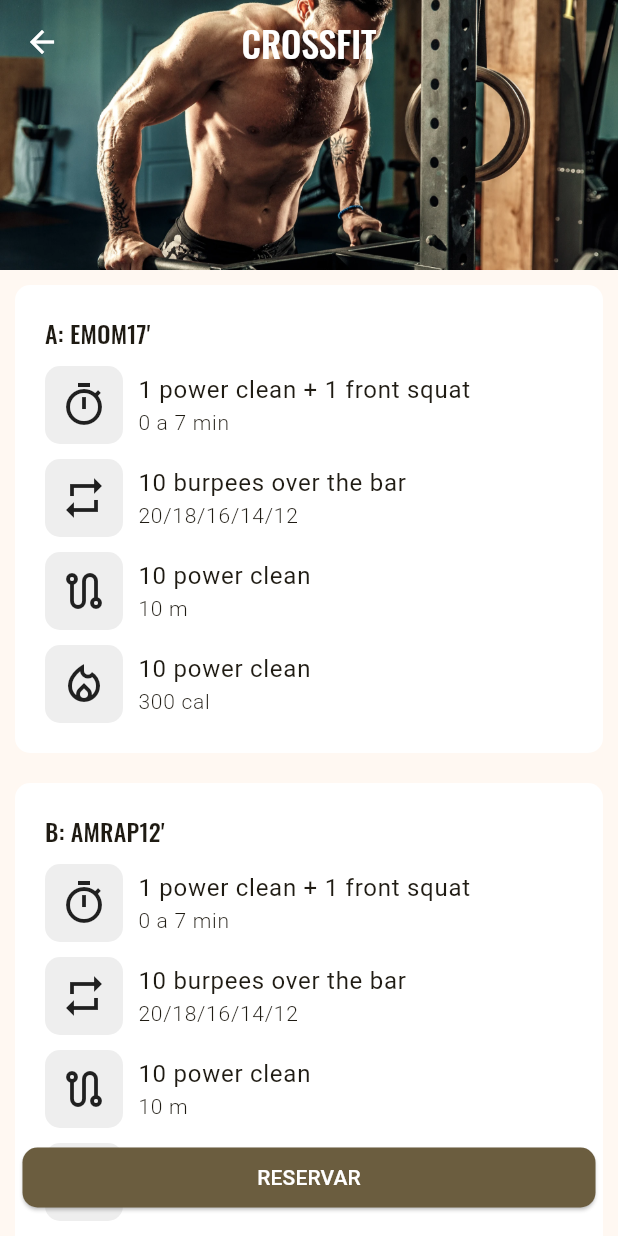
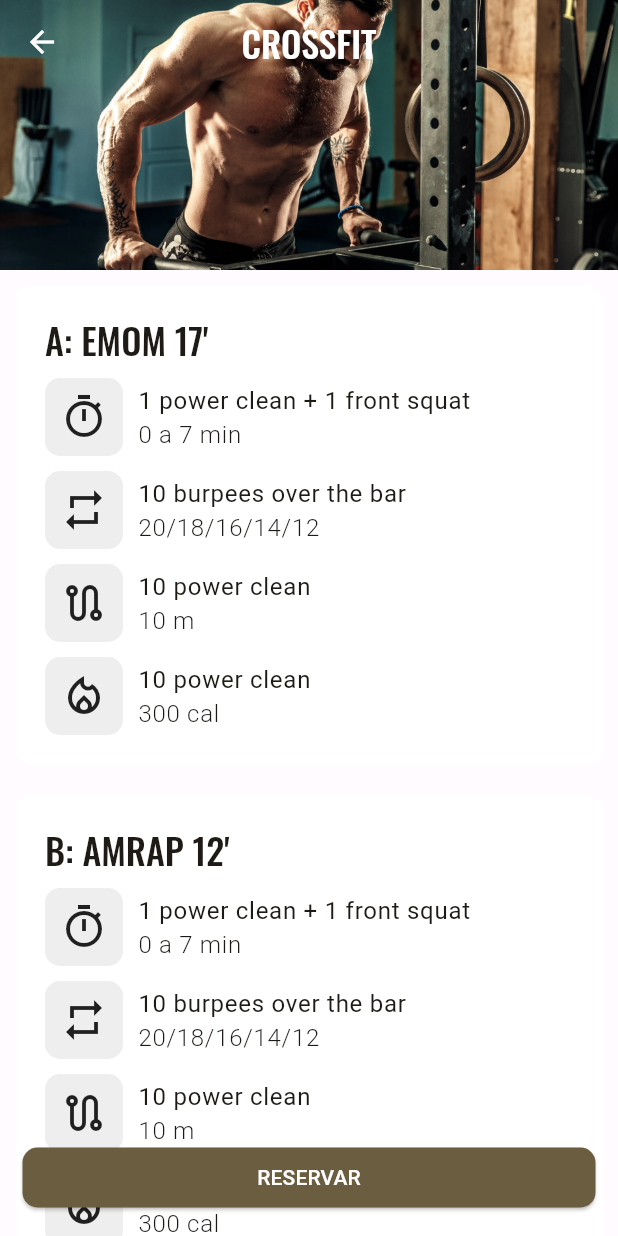
Before and after one commit to pabloreina97/crossfit_test, a Flutter app: the screen it shows after launch, after a tap on "CROSSFIT", on a phone screen of 412 x 824 dp. Run offline on Flutter 3.47's test engine with Material 3 defaults, Android fonts, the phone set to English and light mode, and no system bars; our stand-ins replace google_fonts, table_calendar; network calls fail.

Commit message:
Modificar estilos, perfil y completo widget

```diff
--- a/lib/app_theme.dart
+++ /dev/null
@@ -1,75 +0,0 @@
-import 'package:flutter/material.dart';
-import 'package:google_fonts/google_fonts.dart';
-
-const Color _customColor = Color(0xFF49149F);
-
-const List<Color> _colorThemes = [
-  _customColor,
-  Colors.amber,
-  Colors.red,
-  Colors.teal,
-  Colors.green,
-  Colors.amber,
-  Colors.pink,
-];
-
-class AppTheme {
-  final int selectedColor;
-  AppTheme({required this.selectedColor})
-      : assert(selectedColor >= 0 && selectedColor <= _colorThemes.length,
-            'El color debe estar entre 0 y ${_colorThemes.length}');
-
-  ThemeData theme() {
-    return ThemeData(
-      useMaterial3: true,
-      colorSchemeSeed: _colorThemes[selectedColor],
-      brightness: Brightness.light,
-      textTheme: TextTheme(
-        displayLarge: GoogleFonts.oswald(fontWeight: FontWeight.w500),
-        displayMedium: GoogleFonts.oswald(fontWeight: FontWeight.w500),
-        displaySmall: GoogleFonts.oswald(fontWeight: FontWeight.w500, fontSize: 24),
-        titleLarge: GoogleFonts.oswald(fontWeight: FontWeight.w500, fontSize: 24), // Appbar title
-        titleMedium: GoogleFonts.oswald(fontWeight: FontWeight.w500), // Card header
-        titleSmall: GoogleFonts.oswald(fontWeight: FontWeight.w500),
-        headlineLarge: GoogleFonts.roboto(),
-        headlineMedium: GoogleFonts.roboto(),
-        headlineSmall: GoogleFonts.roboto(),
-        bodyLarge: GoogleFonts.roboto(),
-        bodyMedium: GoogleFonts.roboto(), // Card subheader
-        bodySmall: GoogleFonts.roboto(),
-        labelLarge: GoogleFonts.roboto(), // Expanded button label
-        labelMedium: GoogleFonts.roboto(fontWeight: FontWeight.w300, fontSize: 14),
-        labelSmall: GoogleFonts.roboto(),
-        // Define más estilos de texto según tus necesidades
-      ),
-    );
-  }
-}
-
-class TextStyles {
-  static const TextStyle displayLarge = TextStyle(
-    fontSize: 24,
-    fontWeight: FontWeight.bold,
-    fontFamily: 'oswald', // Cambia 'Roboto' por la fuente que desees
-  );
-
-  static const TextStyle displayMedium = TextStyle(
-    fontSize: 20,
-    fontWeight: FontWeight.bold,
-    fontFamily: 'Roboto',
-  );
-  static const TextStyle displaySmall = TextStyle(fontSize: 20, fontWeight: FontWeight.normal, fontFamily: 'Roboto');
-  static const TextStyle headlineLarge = TextStyle(fontSize: 20, fontWeight: FontWeight.normal, fontFamily: 'Roboto');
-  static const TextStyle headlineMedium = TextStyle(fontSize: 20, fontWeight: FontWeight.normal, fontFamily: 'Roboto');
-  static const TextStyle headlineSmall = TextStyle(fontSize: 20, fontWeight: FontWeight.normal, fontFamily: 'Roboto');
-  static const TextStyle titleLarge = TextStyle(fontSize: 20, fontWeight: FontWeight.normal, fontFamily: 'Roboto');
-  static const TextStyle titleMedium = TextStyle(fontSize: 20, fontWeight: FontWeight.normal, fontFamily: 'Roboto');
-  static const TextStyle titleSmall = TextStyle(fontSize: 20, fontWeight: FontWeight.normal, fontFamily: 'Roboto');
-  static const TextStyle bodyLarge = TextStyle(fontSize: 20, fontWeight: FontWeight.normal, fontFamily: 'Roboto');
-  static const TextStyle bodyMedium = TextStyle(fontSize: 20, fontWeight: FontWeight.normal, fontFamily: 'Roboto');
-  static const TextStyle bodySmall = TextStyle(fontSize: 20, fontWeight: FontWeight.normal, fontFamily: 'Roboto');
-  static const TextStyle labelLarge = TextStyle(fontSize: 20, fontWeight: FontWeight.normal, fontFamily: 'Roboto');
-  static const TextStyle labelMedium = TextStyle(fontSize: 20, fontWeight: FontWeight.normal, fontFamily: 'Roboto');
-  static const TextStyle labelSmall = TextStyle(fontSize: 20, fontWeight: FontWeight.normal, fontFamily: 'Roboto');
-  // Define más estilos de texto según tus necesidades
-}
--- a/lib/clase_detail_screen.dart
+++ b/lib/clase_detail_screen.dart
@@ -64,10 +64,10 @@
               SliverList(
                 delegate: SliverChildListDelegate(
                   [
-                    const Bloque(letra: 'A', title: 'Emom17\''),
-                    const Bloque(letra: 'B', title: 'Amrap12\''),
+                    const Bloque(letra: 'A', title: 'Emom 17\''),
+                    const Bloque(letra: 'B', title: 'Amrap 12\''),
                     const Bloque(letra: 'C', title: 'For Time'),
-                    const Bloque(letra: 'D', title: 'Amrap12\''),
+                    const Bloque(letra: 'D', title: 'Amrap 12\''),
                     const SizedBox(height: 70),
                   ],
                 ),
@@ -130,7 +130,7 @@
           children: [
             Text(
               "$letra: $title".toUpperCase(),
-              style: textTheme.titleMedium,
+              style: textTheme.headlineSmall,
             ),
             const SizedBox(height: 10),
             const Ejercicio(
--- a/lib/home_screen.dart
+++ b/lib/home_screen.dart
@@ -1,6 +1,7 @@
 import 'package:crossfit_test/benchmarks_screen.dart';
 import 'package:crossfit_test/profile_screen.dart';
 import 'package:crossfit_test/reservas_screen.dart';
+import 'package:crossfit_test/tienda_screen.dart';
 import 'package:flutter/material.dart';
 
 class HomeScreen extends StatefulWidget {
@@ -12,10 +13,23 @@
 
 class _HomeScreenState extends State<HomeScreen> {
   int currentPageIndex = 0;
-  List<Widget> screens = <Widget>[const ReservasScreen(), const BenchmarksScreen(), const ProfileScreen()];
+  List<Widget> screens = <Widget>[const ReservasScreen(), const BenchmarksScreen(), const TiendaScreen()];
   @override
   Widget build(BuildContext context) {
     return Scaffold(
+      appBar: AppBar(
+        // TODO: Cambiar icono drawer
+        // leading: IconButton(
+        //   icon: Icon(Icons.account_circle),
+        //   onPressed: () => Scaffold.of(context).openDrawer(),
+        // ),
+        title: Image.asset(
+          'assets/images/puro_crossfit_logo.png',
+          height: 50,
+        ),
+        centerTitle: true,
+      ),
+      drawer: Container(width: double.infinity, child: Drawer(child: ProfileScreen())),
       bottomNavigationBar: NavigationBar(
         onDestinationSelected: (int index) {
           setState(() {
@@ -37,9 +51,9 @@
           NavigationDestination(
             icon: Badge(
               label: Text('2'),
-              child: Icon(Icons.verified_user),
+              child: Icon(Icons.shopping_bag),
             ),
-            label: 'Perfil',
+            label: 'Tienda',
           ),
         ],
       ),
--- a/lib/main.dart
+++ b/lib/main.dart
@@ -1,5 +1,5 @@
 import 'package:crossfit_test/ajustes_screen.dart';
-import 'package:crossfit_test/app_theme.dart';
+import 'package:crossfit_test/theme/app_theme.dart';
 import 'package:crossfit_test/benchmarks_screen.dart';
 import 'package:crossfit_test/clase_detail_screen.dart';
 import 'package:crossfit_test/home_screen.dart';
@@ -19,7 +19,7 @@
   Widget build(BuildContext context) {
     return MaterialApp(
         title: 'Puro Crossfit',
-        theme: AppTheme(selectedColor: 1).theme(),
+        theme: AppTheme().theme(),
         debugShowCheckedModeBanner: false,
         home: const HomeScreen(),
         routes: {
--- a/lib/profile_screen.dart
+++ b/lib/profile_screen.dart
@@ -44,7 +44,7 @@
               child: Column(
                 crossAxisAlignment: CrossAxisAlignment.start,
                 children: [
-                  Text('Historial de entrenamiento', style: textThemes.titleMedium),
+                  Text('Historial de entrenamiento', style: textThemes.headlineSmall),
                   const SizedBox(height: 10),
                   ListView(
                     shrinkWrap: true,
--- a/lib/reservas_screen.dart
+++ b/lib/reservas_screen.dart
@@ -1,4 +1,4 @@
-import 'package:crossfit_test/app_theme.dart';
+import 'package:crossfit_test/theme/app_theme.dart';
 import 'package:crossfit_test/profile_screen.dart';
 import 'package:flutter/material.dart';
 import 'package:table_calendar/table_calendar.dart';
@@ -17,14 +17,6 @@
     DateTime _focusedDay = DateTime.now();
     DateTime? _selectedDay;
     return Scaffold(
-      appBar: AppBar(
-        title: Image.asset(
-          'assets/images/puro_crossfit_logo.png',
-          height: 50,
-        ),
-        centerTitle: true,
-      ),
-      // ? drawer: Container(width: double.infinity, child: Drawer(child: ProfileScreen())),
       body: SingleChildScrollView(
         // TODO: Hacer scrollable solo el ListView, y que permanezca el TableCalendar arriba
         child: Column(
@@ -63,14 +55,6 @@
                 _ClaseCard(title: 'CROSSFIT', hora: '12:00 - 13:00', inscritos: 5, plazas: 12),
                 _ClaseCard(title: 'CROSSFIT', hora: '12:00 - 13:00', inscritos: 5, plazas: 12),
                 _ClaseCard(title: 'CROSSFIT', hora: '12:00 - 13:00', inscritos: 5, plazas: 12),
-
-                Padding(
-                  padding: const EdgeInsets.all(8.0),
-                  child: Image.asset('assets/card.png'),
-                ),
-                // _ActividadCard(title: 'CrossFit', hora: '16:30 - 17:30'),
-                // _Actividad(title: 'Open', hora: '17:30 - 18:30'),
-                // _Actividad(title: 'Hyrox', hora: '17:30 - 18:30'),
               ],
             ),
           ],
@@ -79,118 +63,6 @@
     );
   }
 }
-
-// class _Actividad extends StatelessWidget {
-//   const _Actividad({
-//     required this.title,
-//     required this.hora,
-//   });
-
-//   final String title;
-//   final String hora;
-
-//   @override
-//   Widget build(BuildContext context) {
-//     return Padding(
-//       padding: const EdgeInsets.all(15.0),
-//       child: Container(
-//         decoration: BoxDecoration(
-//           borderRadius: BorderRadius.circular(3),
-//           border: Border.all(
-//             color: Colors.black12,
-//             width: 0.5,
-//           ),
-//         ),
-//         child: ListView(
-//           shrinkWrap: true,
-//           children: [
-//             Expanded(
-//               flex: 1,
-//               child: Flex(
-//                 direction: Axis.vertical,
-//                 children: [
-//                   Container(
-//                     color: Colors.red,
-//                     child: const Image(
-//                       image: AssetImage('assets/images/muestra.png'),
-//                       fit: BoxFit.cover,
-//                     ),
-//                   ),
-//                 ],
-//               ),
-//             ),
-//             const SizedBox(width: 10),
-//             Expanded(
-//               flex: 5,
-//               child: Padding(
-//                 padding: const EdgeInsets.all(10.0),
-//                 child: Column(
-//                   crossAxisAlignment: CrossAxisAlignment.start,
-//                   children: [
-//                     Text(
-//                       title,
-//                       style: const TextStyle(
-//                         fontSize: 40,
-//                       ),
-//                     ),
-//                     Text(
-//                       hora,
-//                       style: AppTheme(selectedColor: 1).inter.copyWith(
-//                             fontSize: 15,
-//                           ),
-//                     ),
-//                     const SizedBox(height: 30),
-//                     Row(
-//                       children: [
-//                         const Expanded(child: SizedBox()),
-//                         ElevatedButton(
-//                           onPressed: () {},
-//                           style: ElevatedButton.styleFrom(
-//                             backgroundColor: const Color(0xFFFAF0D4),
-//                             elevation: 0,
-//                             shape: RoundedRectangleBorder(
-//                               borderRadius: BorderRadius.circular(5),
-//                             ),
-//                             tapTargetSize: MaterialTapTargetSize.shrinkWrap,
-//                           ),
-//                           child: const Text(
-//                             'Detalles',
-//                             style: TextStyle(
-//                               fontSize: 22,
-//                             ),
-//                           ),
-//                         ),
-//                         const SizedBox(width: 15),
-//                         ElevatedButton(
-//                           onPressed: () {},
-//                           style: ElevatedButton.styleFrom(
-//                             backgroundColor: Colors.amber,
-//                             foregroundColor: Colors.white,
-//                             elevation: 0,
-//                             shape: RoundedRectangleBorder(
-//                               borderRadius: BorderRadius.circular(5),
-//                             ),
-//                             tapTargetSize: MaterialTapTargetSize.shrinkWrap,
-//                           ),
-//                           child: const Text(
-//                             'Reservar',
-//                             style: TextStyle(
-//                               fontSize: 22,
-//                             ),
-//                           ),
-//                         ),
-//                       ],
-//                     ),
-//                   ],
-//                 ),
-//               ),
-//             ),
-//           ],
-//         ),
-//       ),
-//     );
-//   }
-// }
 
 class _ClaseCard extends StatefulWidget {
   const _ClaseCard({
@@ -210,17 +82,19 @@
 }
 
 class _ClaseCardState extends State<_ClaseCard> {
-  bool inscrito = true;
+  bool inscrito = false;
   @override
   Widget build(BuildContext context) {
-    final colors = Theme.of(context).colorScheme;
-    final textTheme = Theme.of(context).textTheme;
+    final ColorScheme colors = Theme.of(context).colorScheme;
+    final TextTheme textTheme = Theme.of(context).textTheme;
     const double cardRadius = 12;
+
     return GestureDetector(
       onTap: () => Navigator.of(context).pushNamed('/clase_detail'),
       child: SizedBox(
-        height: 80,
+        height: 100,
         child: Card(
+          color: colors.surface,
           elevation: 0,
           shape: RoundedRectangleBorder(
             borderRadius: BorderRadius.circular(cardRadius),
@@ -244,7 +118,6 @@
                 child: Padding(
                   padding: const EdgeInsets.all(8.0),
                   child: Row(
-                    crossAxisAlignment: CrossAxisAlignment.center,
                     children: [
                       // Container(
                       //   width: 40,
@@ -257,14 +130,18 @@
                         mainAxisAlignment: MainAxisAlignment.center,
                         crossAxisAlignment: CrossAxisAlignment.start,
                         children: [
-                          Text(widget.title, style: textTheme.displaySmall),
+                          Text(widget.title, style: textTheme.headlineMedium),
+                          const SizedBox(
+                            height: 4,
+                          ),
                           Text(widget.hora, style: textTheme.labelMedium),
                         ],
                       ),
                       Spacer(),
                       if (inscrito)
-                        const Icon(
+                        Icon(
                           Icons.check_circle,
+                          color: colors.primary,
                         )
                       else
                         Completo(),
@@ -285,111 +162,88 @@
 
   @override
   Widget build(BuildContext context) {
-    return const Column(
-      children: [
-        Row(
-          children: [
-            Icon(
-              Icons.circle,
-              color: Colors.amber,
-              size: 10,
+    return Row(children: [
+      Container(
+        height: 20,
+        width: 2,
+        decoration:
+            BoxDecoration(borderRadius: BorderRadius.circular(100), color: Theme.of(context).colorScheme.secondary),
       ),
-            SizedBox(width: 5),
-            Icon(
-              Icons.circle,
-              color: Colors.amber,
-              size: 10,
+      SizedBox(
+        width: 2,
       ),
-            SizedBox(width: 5),
-            Icon(
-              Icons.circle,
-              color: Colors.amber,
-              size: 10,
+      Container(
+        height: 20,
+        width: 2,
+        decoration:
+            BoxDecoration(borderRadius: BorderRadius.circular(100), color: Theme.of(context).colorScheme.secondary),
       ),
-            SizedBox(width: 5),
-            Icon(
-              Icons.circle,
-              color: Colors.amber,
-              size: 10,
+      SizedBox(
+        width: 2,
       ),
-            SizedBox(width: 5),
-            Icon(
-              Icons.circle,
-              color: Colors.amber,
-              size: 10,
+      Container(
+        height: 20,
+        width: 2,
+        decoration:
+            BoxDecoration(borderRadius: BorderRadius.circular(100), color: Theme.of(context).colorScheme.secondary),
       ),
-          ],
+      SizedBox(
+        width: 2,
       ),
-        SizedBox(height: 5),
-        Row(
-          children: [
-            Icon(
-              Icons.circle,
-              color: Colors.amber,
-              size: 10,
+      Container(
+        height: 20,
+        width: 2,
+        decoration:
+            BoxDecoration(borderRadius: BorderRadius.circular(100), color: Theme.of(context).colorScheme.secondary),
       ),
-            SizedBox(width: 5),
-            Icon(
-              Icons.circle,
-              color: Colors.amber,
-              size: 10,
+      SizedBox(
+        width: 2,
       ),
-            SizedBox(width: 5),
-            Icon(
-              Icons.circle,
-              color: Color(0xFFADAAA0),
-              size: 10,
+      Container(
+        height: 20,
+        width: 2,
+        decoration:
+            BoxDecoration(borderRadius: BorderRadius.circular(100), color: Theme.of(context).colorScheme.secondary),
       ),
-            SizedBox(width: 5),
-            Icon(
-              Icons.circle,
-              color: Color(0xFFADAAA0),
-              size: 10,
+      SizedBox(
+        width: 2,
       ),
-            SizedBox(width: 5),
-            Icon(
-              Icons.circle,
-              color: Color(0xFFADAAA0),
-              size: 10,
+      Container(
+        height: 20,
+        width: 2,
+        decoration: BoxDecoration(
+            borderRadius: BorderRadius.circular(100), color: Theme.of(context).colorScheme.secondaryContainer),
       ),
-          ],
+      SizedBox(
+        width: 2,
       ),
-        SizedBox(height: 5),
-        Row(
-          children: [
-            Icon(
-              Icons.circle,
-              color: Color(0xFFADAAA0),
-              size: 10,
+      Container(
+        height: 20,
+        width: 2,
+        decoration: BoxDecoration(
+            borderRadius: BorderRadius.circular(100), color: Theme.of(context).colorScheme.secondaryContainer),
       ),
-            SizedBox(width: 5),
-            Icon(
-              Icons.circle,
-              color: Color(0xFFADAAA0),
-              size: 10,
+      SizedBox(
+        width: 2,
       ),
-            SizedBox(width: 5),
-            Icon(
-              Icons.circle,
-              color: Color(0xFFADAAA0),
-              size: 10,
+      Container(
+        height: 20,
+        width: 2,
+        decoration: BoxDecoration(
+            borderRadius: BorderRadius.circular(100), color: Theme.of(context).colorScheme.secondaryContainer),
       ),
-            SizedBox(width: 5),
-            Icon(
-              Icons.circle,
-              color: Color(0xFFADAAA0),
-              size: 10,
+      SizedBox(
+        width: 2,
       ),
-            SizedBox(width: 5),
-            Icon(
-              Icons.circle,
-              color: Color(0xFFADAAA0),
-              size: 10,
+      Container(
+        height: 20,
+        width: 2,
+        decoration: BoxDecoration(
+            borderRadius: BorderRadius.circular(100), color: Theme.of(context).colorScheme.secondaryContainer),
       ),
-          ],
+      SizedBox(
+        width: 2,
       ),
-        SizedBox(height: 5),
-      ],
-    );
+    ]);
   }
 }
--- /dev/null
+++ b/lib/theme/app_theme.dart
@@ -0,0 +1,31 @@
+import 'package:crossfit_test/theme/color_schemes.g.dart';
+import 'package:flutter/material.dart';
+import 'package:google_fonts/google_fonts.dart';
+
+class AppTheme {
+  ThemeData theme() {
+    return ThemeData(
+      colorScheme: lightColorScheme,
+      useMaterial3: true,
+      brightness: Brightness.light,
+      textTheme: TextTheme(
+        displayLarge: GoogleFonts.oswald(fontWeight: FontWeight.w500),
+        displayMedium: GoogleFonts.oswald(fontWeight: FontWeight.w500),
+        displaySmall: GoogleFonts.oswald(fontWeight: FontWeight.w500, fontSize: 24),
+        headlineLarge: GoogleFonts.oswald(fontWeight: FontWeight.w500),
+        headlineMedium: GoogleFonts.oswald(fontWeight: FontWeight.w500),
+        headlineSmall: GoogleFonts.oswald(fontWeight: FontWeight.w500),
+        titleLarge: GoogleFonts.oswald(fontWeight: FontWeight.w500, fontSize: 24), // Appbar title
+        titleMedium: GoogleFonts.oswald(fontWeight: FontWeight.w500), // Card header
+        titleSmall: GoogleFonts.oswald(fontWeight: FontWeight.w500),
+        bodyLarge: GoogleFonts.roboto(),
+        bodyMedium: GoogleFonts.roboto(), // Card subheader
+        bodySmall: GoogleFonts.roboto(),
+        labelLarge: GoogleFonts.roboto(), // Expanded button label
+        labelMedium: GoogleFonts.roboto(fontWeight: FontWeight.w300, fontSize: 16),
+        labelSmall: GoogleFonts.roboto(),
+        // Define más estilos de texto según tus necesidades
+      ),
+    );
+  }
+}
```
Also changed, not shown: lib/benchmarks_screen.dart (+0 -7 lines), lib/tienda_screen.dart (added, +14 -0 lines), lib/theme/color_schemes.g.dart (added). Lines whose indentation alone changed are shown as unchanged.
